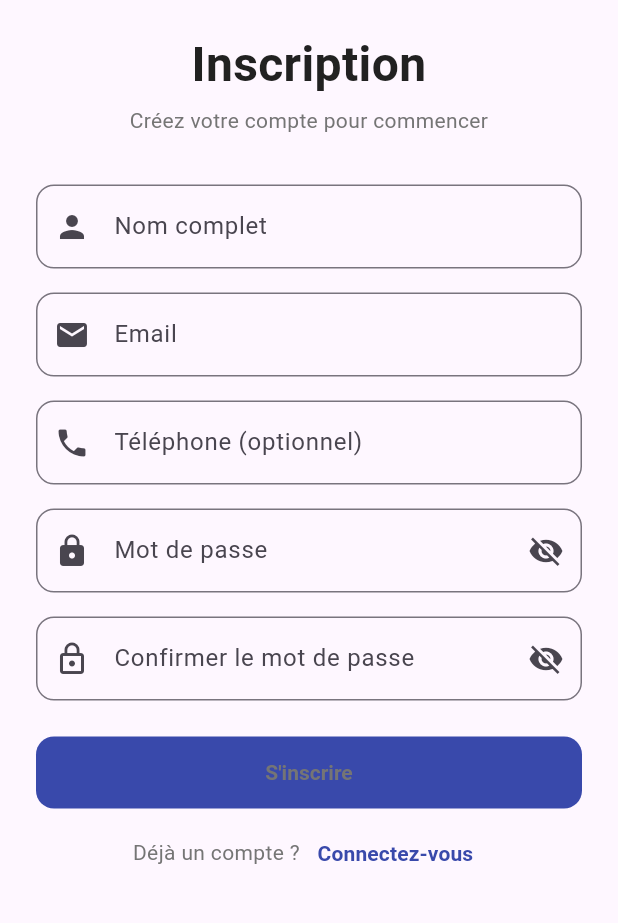
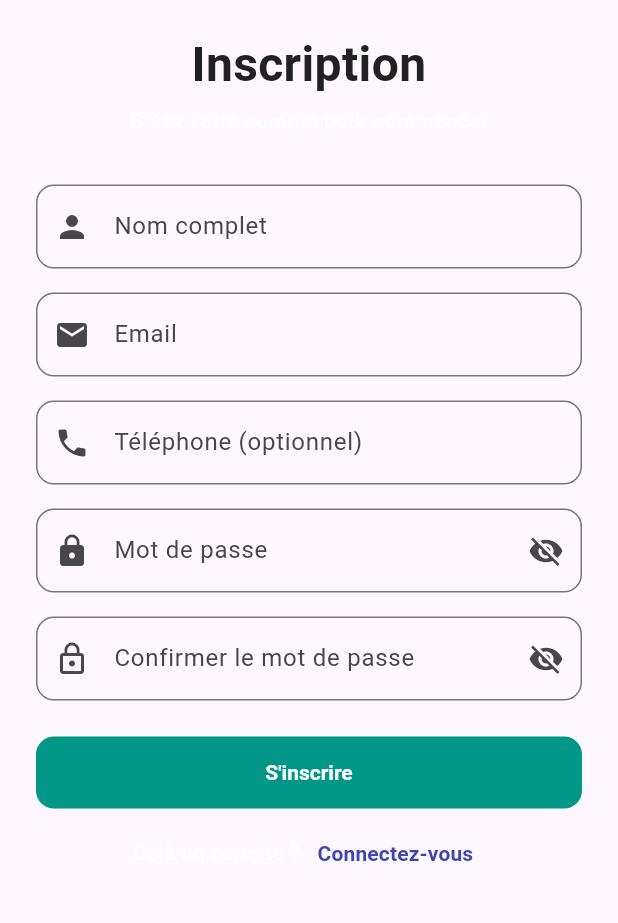
Before and after one commit to MSN42000/rosca-app, a Flutter app: the RegisterScreen screen opened directly, on a phone screen of 412 x 824 dp, the part 312-1235 px from its top. Run offline on Flutter 3.47's test engine with Material 3 defaults, Android fonts, the phone set to English and light mode, and no system bars; our stand-ins replace cloud_firestore, firebase_auth, firebase_core; accounts and stored records are empty.

Commit message:
color textSecondary changed to white

```diff
--- a/lib/screens/auth/register_screen.dart
+++ b/lib/screens/auth/register_screen.dart
@@ -199,7 +199,7 @@ class _RegisterScreenState extends State<RegisterScreen> {
                   onPressed: register,
                   isLoading: _isLoading,
                   padding: EdgeInsets.symmetric(vertical: AppSpacing.md, horizontal: AppSpacing.xxl),
-                  type: ButtonType.primary,
+                  type: ButtonType.secondary,
                 ),
                 SizedBox(height: AppSpacing.md),
 
--- a/lib/theme/app_theme.dart
+++ b/lib/theme/app_theme.dart
@@ -34,7 +34,7 @@ class AppColors {
   // 5. COULEURS DE TEXTE
   // ============================================
   static const Color textPrimary = Color(0xFF212121);  // Noir (texte principal)
-  static const Color textSecondary = Color(0xFF757575); // Gris (texte secondaire)
+  static const Color textSecondary = Color(0xFFFFFFFF); // Blanc (texte secondaire)
   static const Color textDisabled = Color(0xFF9E9E9E); // Gris clair (texte désactivé)
 
   // ============================================
--- a/lib/widgets/custom_button.dart
+++ b/lib/widgets/custom_button.dart
@@ -150,7 +150,7 @@ class CustomTextButton extends StatelessWidget {
       child: Text(
         text,
         style: TextStyle(
-          color: color ?? AppColors.primary,
+          color: color ?? AppColors.surface,
           fontSize: fontSize,
           fontWeight: fontWeight,
           decoration: underline ? TextDecoration.underline : TextDecoration.none,
```
